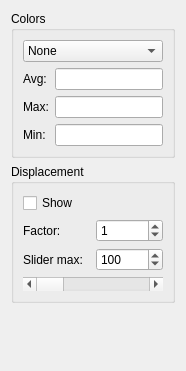
Qt form src/Mod/Fem/ShowDisplacement.ui (berndhahnebach/All_FreeCAD) before a commit.
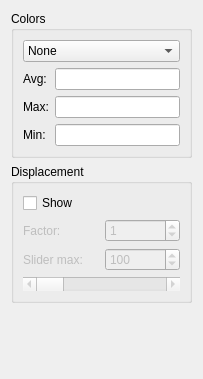
The same form after that commit. Custom widgets are drawn as their Qt base class.

Commit message:
FEM: Enable displacement related elements on "Show" only
Displacement related elements (factor, slider max and the slider itself)
are now only active when "Show" is selected. Previously they were active
even when "Show" wasn't checked and it was potentially confusing for the
user as nothing was changing when chacnging slider settings.

Patch:
```diff
--- a/src/Mod/Fem/ShowDisplacement.ui
+++ b/src/Mod/Fem/ShowDisplacement.ui
@@ -6,8 +6,8 @@
    <rect>
     <x>0</x>
     <y>0</y>
-    <width>186</width>
-    <height>371</height>
+    <width>203</width>
+    <height>379</height>
    </rect>
   </property>
   <property name="windowTitle">
@@ -109,6 +109,9 @@
          <layout class="QHBoxLayout" name="horizontalLayout_3">
           <item>
            <widget class="QLabel" name="label_3">
+            <property name="enabled">
+             <bool>false</bool>
+            </property>
             <property name="text">
              <string>Factor:</string>
             </property>
@@ -116,6 +119,9 @@
           </item>
           <item>
            <widget class="QSpinBox" name="spinBox_DisplacementFactor">
+            <property name="enabled">
+             <bool>false</bool>
+            </property>
             <property name="readOnly">
              <bool>false</bool>
             </property>
@@ -136,6 +142,9 @@
          <layout class="QHBoxLayout" name="horizontalLayout_4">
           <item>
            <widget class="QLabel" name="label_7">
+            <property name="enabled">
+             <bool>false</bool>
+            </property>
             <property name="text">
              <string>Slider max:</string>
             </property>
@@ -143,6 +152,9 @@
           </item>
           <item>
            <widget class="QSpinBox" name="spinBox_SliderFactor">
+            <property name="enabled">
+             <bool>false</bool>
+            </property>
             <property name="readOnly">
              <bool>false</bool>
             </property>
@@ -161,6 +173,9 @@
         </item>
         <item>
          <widget class="QScrollBar" name="horizontalScrollBar_Factor">
+          <property name="enabled">
+           <bool>false</bool>
+          </property>
           <property name="orientation">
            <enum>Qt::Horizontal</enum>
           </property>
```
Left out of the diff: 83 changed lines with no effect on the pictures.
